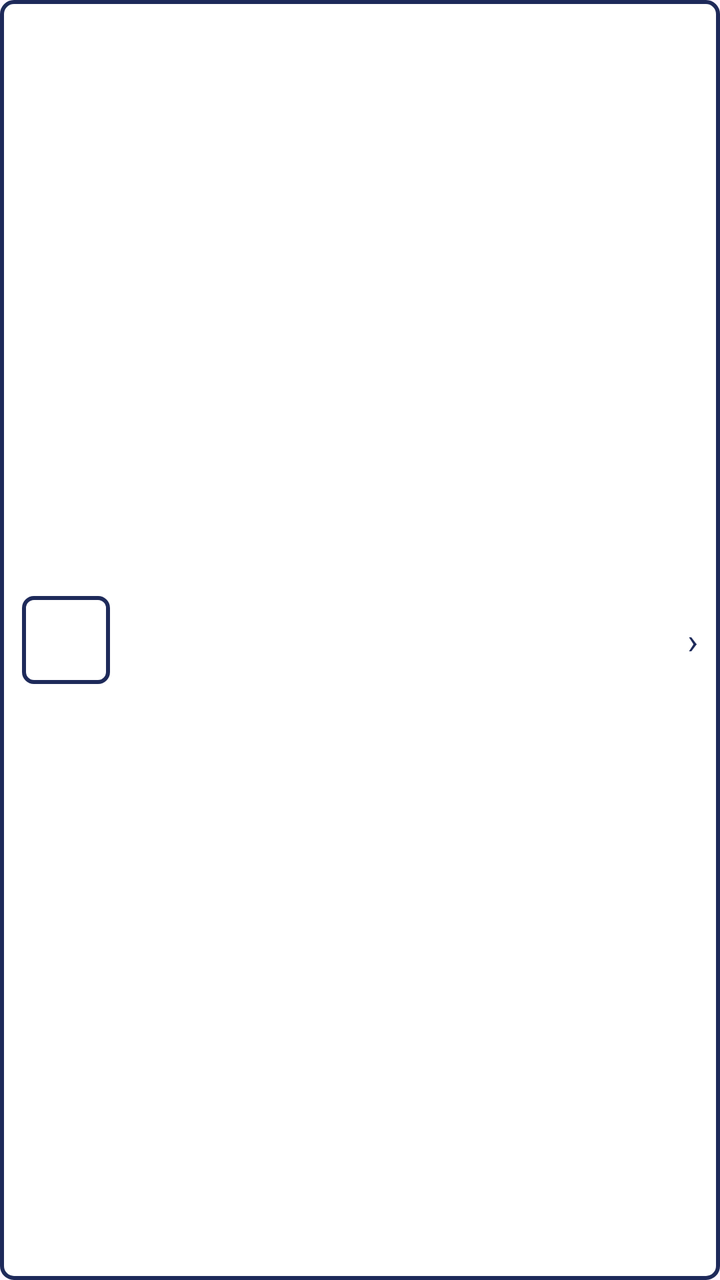
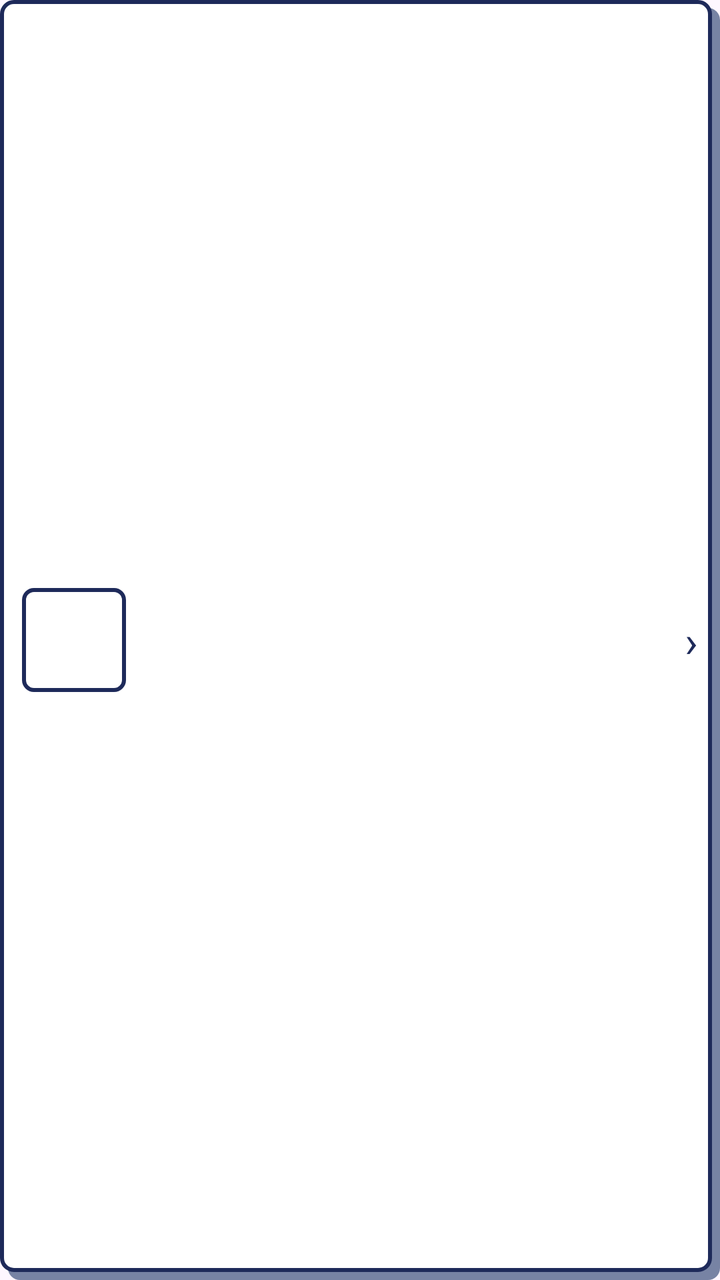

Screens rendered from an Android XML layout before and after an edit, with the pre-edit source and the edit as a unified diff.
<!-- AndroidManifest.xml: application theme Theme.AppDesignandDevelopment -->
<!-- res/layout/item_category.xml -->
<?xml version="1.0" encoding="utf-8"?>
<LinearLayout xmlns:android="http://schemas.android.com/apk/res/android"
    android:layout_width="match_parent"
    android:layout_height="wrap_content"
    android:layout_marginBottom="10dp"
    android:background="@drawable/bg_card"
    android:gravity="center_vertical"
    android:orientation="horizontal"
    android:padding="11dp">

    <TextView
        android:id="@+id/category_icon"
        android:layout_width="44dp"
        android:layout_height="44dp"
        android:background="@drawable/bg_icon_box"
        android:gravity="center"
        android:textColor="@color/white"
        android:textSize="22sp" />

    <LinearLayout
        android:layout_width="0dp"
        android:layout_height="wrap_content"
        android:layout_marginStart="11dp"
        android:layout_weight="1"
        android:orientation="vertical">

        <TextView
            android:id="@+id/category_name"
            android:layout_width="wrap_content"
            android:layout_height="wrap_content"
            android:textColor="@color/ink"
            android:textSize="16sp" />

        <TextView
            android:id="@+id/category_count"
            android:layout_width="wrap_content"
            android:layout_height="wrap_content"
            android:textColor="@color/mute"
            android:textSize="11sp" />
    </LinearLayout>

    <TextView
        android:layout_width="wrap_content"
        android:layout_height="wrap_content"
        android:text="@string/category_arrow"
        android:textColor="@color/ink"
        android:textSize="18sp" />

</LinearLayout>
<!-- resources referenced by this layout -->
<resources>
  <color name="ink">#1E2A5A</color>
  <color name="mute">#5B6488</color>
  <color name="white">#FFFFFFFF</color>
  <!-- drawable bg_card (drawable) -->
  <?xml version="1.0" encoding="utf-8"?>
  <shape xmlns:android="http://schemas.android.com/apk/res/android" android:shape="rectangle">
      <solid android:color="@color/white" />
      <stroke android:width="2dp" android:color="@color/line" />
      <corners android:radius="6dp" />
  </shape>
  <!-- drawable bg_icon_box (drawable) -->
  <?xml version="1.0" encoding="utf-8"?>
  <shape xmlns:android="http://schemas.android.com/apk/res/android" android:shape="rectangle">
      <solid android:color="@color/white" />
      <stroke android:width="2dp" android:color="@color/line" />
      <corners android:radius="5dp" />
  </shape>
  <string name="category_arrow">›</string>
  <style name="Theme.AppDesignandDevelopment" parent="Base.Theme.AppDesignandDevelopment" />
  <color name="line">#1E2A5A</color>
  <style name="Base.Theme.AppDesignandDevelopment" parent="Theme.Material3.DayNight.NoActionBar">
          
          
      </style>
</resources>

<!-- the commit's change to res/layout/item_category.xml (unified diff, before → after) -->
@@ -4,14 +4,18 @@
     android:layout_height="wrap_content"
     android:layout_marginBottom="10dp"
     android:background="@drawable/bg_card"
+    android:foreground="?android:attr/selectableItemBackground"
+    android:clickable="true"
+    android:focusable="true"
+    android:minHeight="76dp"
     android:gravity="center_vertical"
     android:orientation="horizontal"
     android:padding="11dp">
 
     <TextView
         android:id="@+id/category_icon"
-        android:layout_width="44dp"
-        android:layout_height="44dp"
+        android:layout_width="52dp"
+        android:layout_height="52dp"
         android:background="@drawable/bg_icon_box"
         android:gravity="center"
         android:textColor="@color/white"
@@ -29,14 +33,14 @@
             android:layout_width="wrap_content"
             android:layout_height="wrap_content"
             android:textColor="@color/ink"
-            android:textSize="16sp" />
+            android:textSize="19sp" />
 
         <TextView
             android:id="@+id/category_count"
             android:layout_width="wrap_content"
             android:layout_height="wrap_content"
             android:textColor="@color/mute"
-            android:textSize="11sp" />
+            android:textSize="14sp" />
     </LinearLayout>
 
     <TextView
@@ -44,6 +48,6 @@
         android:layout_height="wrap_content"
         android:text="@string/category_arrow"
         android:textColor="@color/ink"
-        android:textSize="18sp" />
+        android:textSize="22sp" />
 
 </LinearLayout>
<!-- resource entries referenced after the edit -->
@@ -5,11 +5,14 @@
   <color name="white">#FFFFFFFF</color>
   <!-- drawable bg_card (drawable) -->
   <?xml version="1.0" encoding="utf-8"?>
-  <shape xmlns:android="http://schemas.android.com/apk/res/android" android:shape="rectangle">
-      <solid android:color="@color/white" />
-      <stroke android:width="2dp" android:color="@color/line" />
-      <corners android:radius="6dp" />
-  </shape>
+  <layer-list xmlns:android="http://schemas.android.com/apk/res/android">
+      <item android:left="4dp" android:top="4dp">
+          <shape><solid android:color="#7783A4" /><corners android:radius="6dp" /></shape>
+      </item>
+      <item android:right="4dp" android:bottom="4dp">
+          <shape><solid android:color="@color/white" /><stroke android:width="2dp" android:color="@color/line" /><corners android:radius="6dp" /></shape>
+      </item>
+  </layer-list>
   <!-- drawable bg_icon_box (drawable) -->
   <?xml version="1.0" encoding="utf-8"?>
   <shape xmlns:android="http://schemas.android.com/apk/res/android" android:shape="rectangle">
